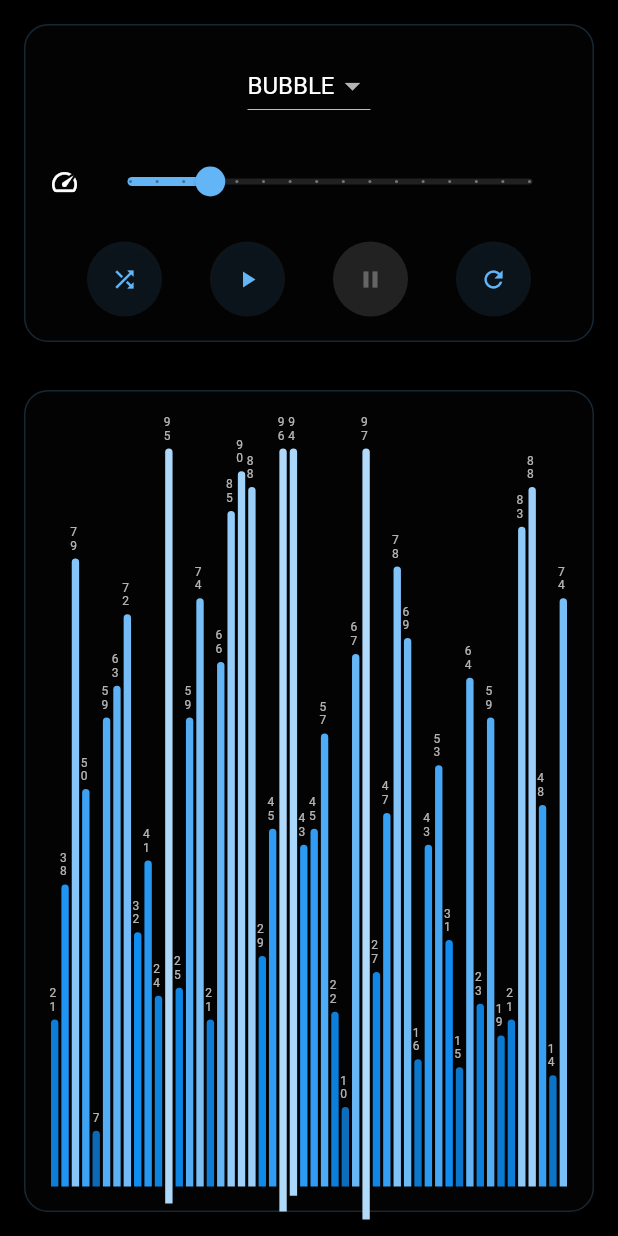
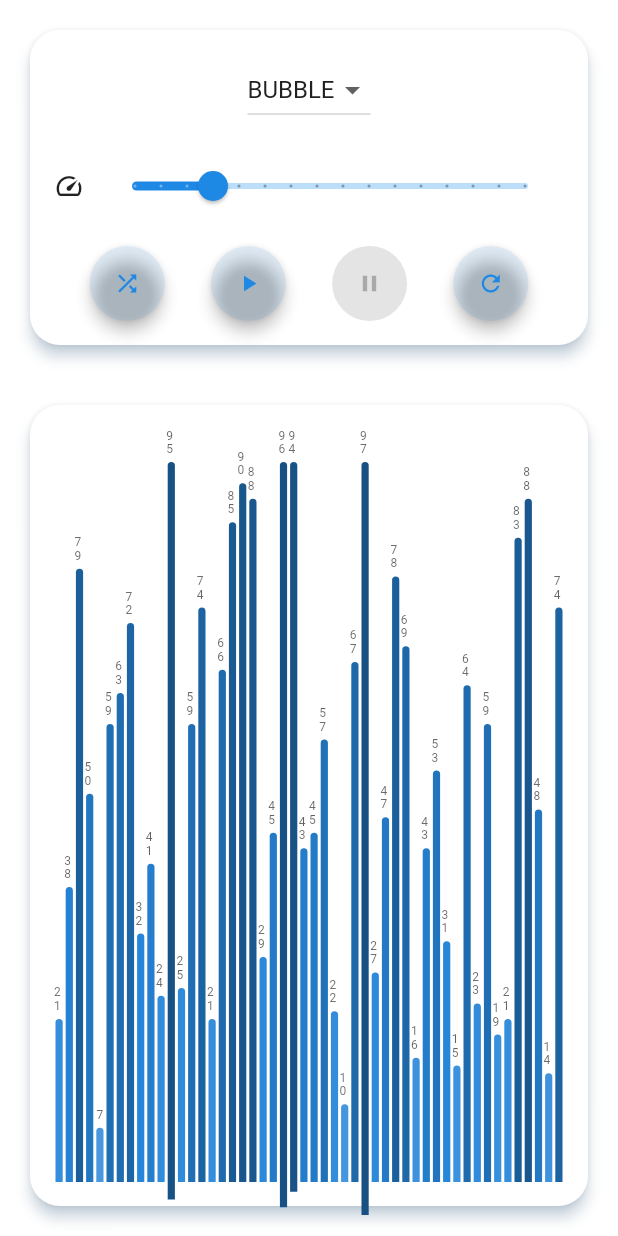
Before and after one commit to RohitGhosh07/sorting, a Flutter app: the screen it shows after launch, on a phone screen of 412 x 824 dp. Run offline on Flutter 3.47's test engine with Material 3 defaults, Android fonts, the phone set to English and light mode, and no system bars.

Commit message:
Refactor theme and UI components for improved light mode support and visual consistency

```diff
--- a/lib/main.dart
+++ b/lib/main.dart
@@ -17,14 +17,32 @@ class MyApp extends StatelessWidget {
       child: MaterialApp(
         title: 'Sorting Visualizer',
         debugShowCheckedModeBanner: false,
-        theme: ThemeData.dark().copyWith(
-          colorScheme: ColorScheme.dark(
-            primary: Colors.blue.shade300,
-            secondary: Colors.blueGrey.shade400,
-            surface: Colors.grey.shade900,
-            background: Colors.black,
+        theme: ThemeData(
+          useMaterial3: true,
+          brightness: Brightness.light,
+          colorScheme: ColorScheme.light(
+            primary: Colors.blue.shade600,
+            secondary: Colors.blueGrey.shade300,
+            surface: Colors.grey.shade50,
+            background: Colors.white,
+            onBackground: Colors.grey.shade900,
+            onSurface: Colors.grey.shade900,
           ),
-          scaffoldBackgroundColor: Colors.black,
+          scaffoldBackgroundColor: Colors.white,
+          cardTheme: CardTheme.of(context).copyWith(
+            color: Colors.white,
+            elevation: 4,
+            shadowColor: Colors.blue.shade100,
+            shape: RoundedRectangleBorder(
+              borderRadius: BorderRadius.circular(20),
+            ),
+          ),
+          sliderTheme: SliderThemeData(
+            activeTrackColor: Colors.blue.shade600,
+            inactiveTrackColor: Colors.blue.shade100,
+            thumbColor: Colors.blue.shade600,
+            overlayColor: Colors.blue.shade100.withOpacity(0.3),
+          ),
         ),
         home: const SortingScreen(),
       ),
--- a/lib/screens/sorting_screen.dart
+++ b/lib/screens/sorting_screen.dart
@@ -16,8 +16,7 @@ class _SortingScreenState extends State<SortingScreen> {
 
   Future<void> startSorting(SortingProvider provider) async {
     if (provider.state == SortingState.sorting ||
-        provider.state == SortingState.paused)
-      return;
+        provider.state == SortingState.paused) return;
 
     provider.setState(SortingState.sorting);
     _isPaused.value = false;
@@ -62,27 +61,20 @@ class _SortingScreenState extends State<SortingScreen> {
               child: Column(
                 children: [
                   // Algorithm Selection and Controls
-                  Container(
+                  Card(
+                    elevation: 4,
+                    child: Padding(
                       padding: const EdgeInsets.all(16),
-                    decoration: BoxDecoration(
-                      color: Theme.of(
-                        context,
-                      ).colorScheme.surface.withOpacity(0.1),
-                      borderRadius: BorderRadius.circular(16),
-                      border: Border.all(
-                        color: Theme.of(
-                          context,
-                        ).colorScheme.primary.withOpacity(0.2),
-                      ),
-                    ),
                       child: Column(
                         children: [
                           // Algorithm Dropdown
                           DropdownButton<SortingAlgorithm>(
                             value: provider.selectedAlgorithm,
-                          dropdownColor: Theme.of(context).colorScheme.surface,
+                            dropdownColor:
+                                Theme.of(context).colorScheme.surface,
                             style: TextStyle(
-                            color: Theme.of(context).colorScheme.onSurface,
+                              color:
+                                  Theme.of(context).colorScheme.onSurface,
                             ),
                             items: SortingAlgorithm.values.map((algorithm) {
                               return DropdownMenuItem(
@@ -125,19 +117,21 @@ class _SortingScreenState extends State<SortingScreen> {
                           const SizedBox(height: 16),
                           // Control Buttons
                           Row(
-                          mainAxisAlignment: MainAxisAlignment.spaceEvenly,
+                            mainAxisAlignment:
+                                MainAxisAlignment.spaceEvenly,
                             children: [
                               _ControlButton(
                                 icon: Icons.shuffle,
-                              onPressed: provider.state == SortingState.idle
+                                onPressed:
+                                    provider.state == SortingState.idle
                                         ? provider.generateRandomArray
                                         : null,
                                 tooltip: 'Shuffle',
                               ),
                               _ControlButton(
                                 icon: Icons.play_arrow,
-                              onPressed:
-                                  provider.state == SortingState.idle ||
+                                onPressed: provider.state ==
+                                            SortingState.idle ||
                                         provider.state == SortingState.paused
                                     ? () {
                                         if (provider.state ==
@@ -153,7 +147,8 @@ class _SortingScreenState extends State<SortingScreen> {
                               ),
                               _ControlButton(
                                 icon: Icons.pause,
-                              onPressed: provider.state == SortingState.sorting
+                                onPressed:
+                                    provider.state == SortingState.sorting
                                         ? () {
                                             _isPaused.value = true;
                                             provider.pause();
@@ -163,7 +158,8 @@ class _SortingScreenState extends State<SortingScreen> {
                               ),
                               _ControlButton(
                                 icon: Icons.refresh,
-                              onPressed: provider.state != SortingState.sorting
+                                onPressed:
+                                    provider.state != SortingState.sorting
                                         ? provider.reset
                                         : null,
                                 tooltip: 'Reset',
@@ -173,31 +169,26 @@ class _SortingScreenState extends State<SortingScreen> {
                         ],
                       ),
                     ),
+                  ),
                   const SizedBox(height: 32),
                   // Visualization Area
                   Expanded(
-                    child: Container(
+                    child: Card(
+                      elevation: 4,
+                      child: Padding(
                         padding: const EdgeInsets.all(16),
-                      decoration: BoxDecoration(
-                        color: Theme.of(
-                          context,
-                        ).colorScheme.surface.withOpacity(0.1),
-                        borderRadius: BorderRadius.circular(16),
-                        border: Border.all(
-                          color: Theme.of(
-                            context,
-                          ).colorScheme.primary.withOpacity(0.2),
-                        ),
-                      ),
                         child: LayoutBuilder(
                           builder: (context, constraints) {
                             return ModernBarVisualizer(
                               numbers: provider.numbers,
-                            highlightedIndices: provider.highlightedIndices,
+                              highlightedIndices:
+                                  provider.highlightedIndices,
                               maxHeight: constraints.maxHeight,
-                            accentColor: Theme.of(context).colorScheme.primary,
+                              accentColor:
+                                  Theme.of(context).colorScheme.primary,
                             );
                           },
+                        ),
                       ),
                     ),
                   ),
@@ -231,9 +222,10 @@ class _ControlButton extends StatelessWidget {
         style: ElevatedButton.styleFrom(
           shape: const CircleBorder(),
           padding: const EdgeInsets.all(16),
-          backgroundColor: Theme.of(
-            context,
-          ).colorScheme.primary.withOpacity(0.1),
+          backgroundColor: onPressed != null
+              ? Theme.of(context).colorScheme.primary.withOpacity(0.1)
+              : Theme.of(context).colorScheme.surface,
+          elevation: onPressed != null ? 4 : 0,
         ),
         child: Icon(
           icon,
--- a/lib/widgets/modern_bar_visualizer.dart
+++ b/lib/widgets/modern_bar_visualizer.dart
@@ -34,8 +34,11 @@ class ModernBarVisualizer extends StatelessWidget {
     // Create gradient effect based on value
     final hsl = HSLColor.fromColor(baseColor);
     final progress = numbers[index] / numbers.reduce((a, b) => a > b ? a : b);
+
+    // For light theme, we'll use a different gradient strategy
     return hsl
-        .withLightness((hsl.lightness * 0.5 + progress * 0.5).clamp(0.0, 1.0))
+        .withLightness(((1 - progress) * 0.3 + 0.3).clamp(0.0, 1.0))
+        .withSaturation(0.7)
         .toColor();
   }
 
```
Lines whose indentation alone changed are shown as unchanged.
